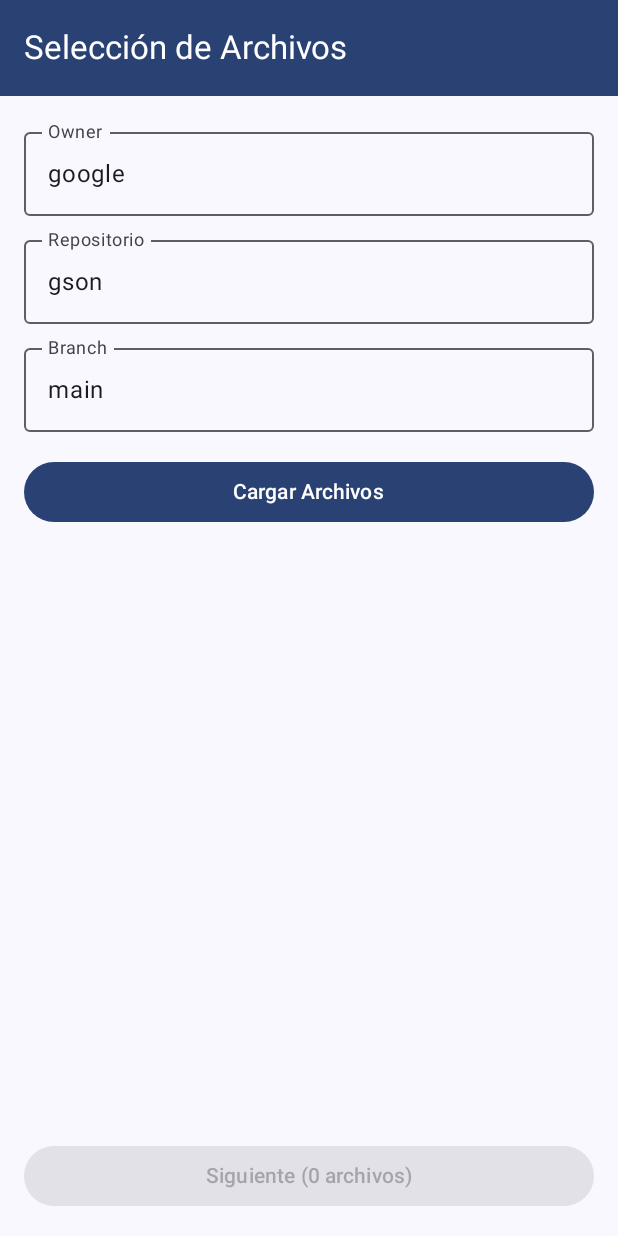
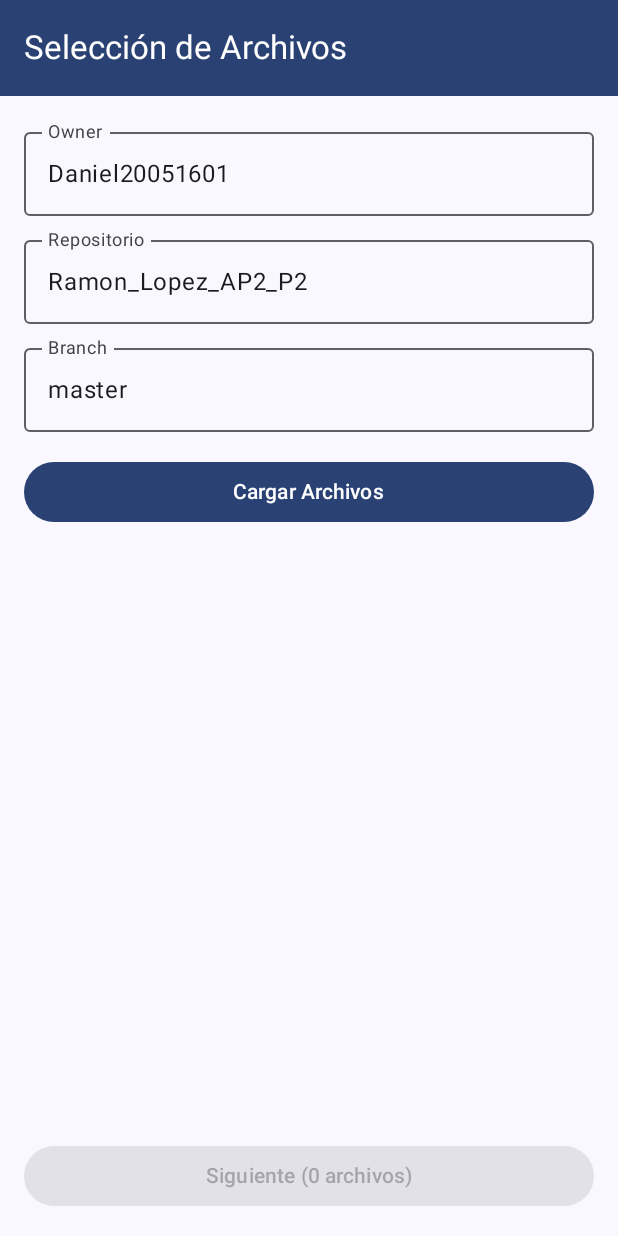
Before and after one commit to enelramon/CodeReviewerApp, an Android app built with Jetpack Compose: the screen it shows after launch (MainActivity), on a phone screen of 412 x 824 dp. Run offline under Robolectric (Android 15) with nearby library versions, the phone set to English and light mode, and no system bars; libraries missing offline, so code that uses them is left out: com.jakewharton.retrofit2, dev.snipme.highlights.

Commit message:
feat: Update default repository and branch
Change the default repository from `google/gson` (main) to `Daniel20051601/Ramon_Lopez_AP2_P2` (master) in the initial UI state.

```diff
--- a/app/src/main/java/com/sagrd/codereviewerapp/MainActivity.kt
+++ b/app/src/main/java/com/sagrd/codereviewerapp/MainActivity.kt
@@ -547,9 +547,9 @@ data class CodeComment(
 
 // UI State
 data class CodeReviewUiState(
-    val owner: String = "google",
-    val repo: String = "gson",
-    val branch: String = "main",
+    val owner: String = "Daniel20051601",
+    val repo: String = "Ramon_Lopez_AP2_P2",
+    val branch: String = "master",
     val files: List<FileItem> = emptyList(),
     val isLoading: Boolean = false,
     val error: String? = null,
```
